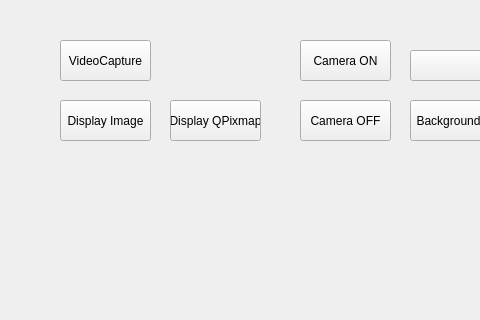
Qt form image-processing/mainwindow.ui (tramnguyen72/thesis-vision) before a commit; both pictures show x 0 to 480 and y 0 to 320 of the 800 by 600 pixel window.
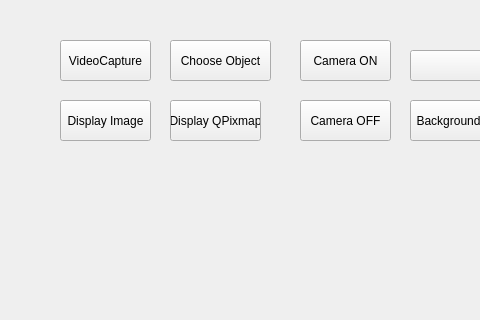
The same form after that commit.

```diff
--- a/image-processing/mainwindow.ui
+++ b/image-processing/mainwindow.ui
@@ -154,6 +154,19 @@
      <string>Mask</string>
     </property>
    </widget>
+   <widget class="QPushButton" name="chooseObject">
+    <property name="geometry">
+     <rect>
+      <x>170</x>
+      <y>40</y>
+      <width>101</width>
+      <height>41</height>
+     </rect>
+    </property>
+    <property name="text">
+     <string>Choose Object</string>
+    </property>
+   </widget>
   </widget>
   <widget class="QMenuBar" name="menubar">
    <property name="geometry">
```
